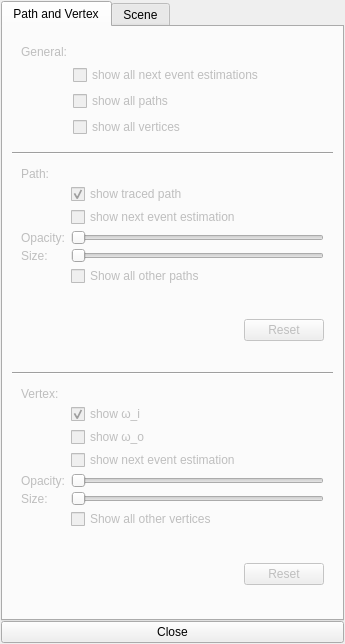
Above: View/ui/render_scene_options.ui from ckreisl/emca before the change. Below: the same form after it.
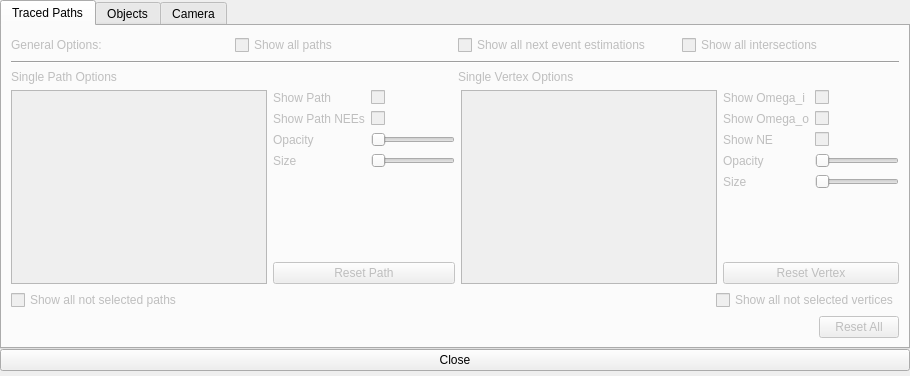
That is the form after the change.

Commit message:
update #13, new scene renderer options view, split controller in sub controller
First draft version of a new scene render option view. Functionality not completely implemented yet.
Controller class has split in sub controllers for a better code architecture.

Diff of the .ui file:
```diff
--- a/View/ui/render_scene_options.ui
+++ b/View/ui/render_scene_options.ui
@@ -9,8 +9,8 @@
    <rect>
     <x>0</x>
     <y>0</y>
-    <width>345</width>
-    <height>644</height>
+    <width>958</width>
+    <height>404</height>
    </rect>
   </property>
   <property name="sizePolicy">
@@ -28,335 +28,389 @@
   <property name="windowTitle">
    <string>Scene Options</string>
   </property>
-  <layout class="QVBoxLayout" name="verticalLayout">
+  <layout class="QVBoxLayout" name="verticalLayout" stretch="0,0">
    <property name="spacing">
     <number>0</number>
    </property>
    <property name="sizeConstraint">
-    <enum>QLayout::SetMinimumSize</enum>
+    <enum>QLayout::SetFixedSize</enum>
    </property>
    <property name="leftMargin">
-    <number>1</number>
+    <number>0</number>
    </property>
    <property name="topMargin">
-    <number>1</number>
+    <number>0</number>
    </property>
    <property name="rightMargin">
-    <number>1</number>
+    <number>0</number>
    </property>
    <property name="bottomMargin">
-    <number>1</number>
+    <number>5</number>
    </property>
    <item>
     <widget class="QTabWidget" name="tabWidget">
      <property name="currentIndex">
       <number>0</number>
      </property>
-     <widget class="QWidget" name="tab">
+     <widget class="QWidget" name="scene_traced_paths">
       <attribute name="title">
-       <string>Path and Vertex</string>
+       <string>Traced Paths</string>
       </attribute>
       <layout class="QVBoxLayout" name="verticalLayout_3">
        <item>
-        <widget class="QWidget" name="widgetBtnsGeneral" native="true">
-         <property name="enabled">
-          <bool>false</bool>
-         </property>
-         <layout class="QFormLayout" name="formLayout">
-          <item row="0" column="0">
+        <layout class="QHBoxLayout" name="horizontalLayout">
+         <item>
            <widget class="QLabel" name="labelGeneral">
-            <property name="text">
-             <string>General:</string>
-            </property>
-           </widget>
-          </item>
-          <item row="1" column="1">
-           <widget class="QCheckBox" name="cbShowAllNEEs">
+           <property name="enabled">
+            <bool>false</bool>
+           </property>
             <property name="text">
-             <string>show all next event estimations</string>
+            <string>General Options:</string>
             </property>
            </widget>
           </item>
-          <item row="2" column="1">
+         <item>
            <widget class="QCheckBox" name="cbShowAllPaths">
+           <property name="enabled">
+            <bool>false</bool>
+           </property>
             <property name="text">
-             <string>show all paths</string>
+            <string>Show all paths</string>
             </property>
            </widget>
           </item>
-          <item row="3" column="1">
+         <item>
+          <widget class="QCheckBox" name="cbShowAllNEEs">
+           <property name="enabled">
+            <bool>false</bool>
+           </property>
+           <property name="text">
+            <string>Show all next event estimations</string>
+           </property>
+          </widget>
+         </item>
+         <item>
            <widget class="QCheckBox" name="cbShowAllVerts">
+           <property name="enabled">
+            <bool>false</bool>
+           </property>
             <property name="text">
-             <string>show all vertices</string>
+            <string>Show all intersections</string>
             </property>
            </widget>
           </item>
          </layout>
-        </widget>
        </item>
        <item>
-        <widget class="Line" name="line_3">
+        <widget class="Line" name="line">
          <property name="orientation">
           <enum>Qt::Horizontal</enum>
          </property>
         </widget>
        </item>
        <item>
-        <widget class="QWidget" name="widgetPath" native="true">
+        <layout class="QHBoxLayout" name="horizontalLayout_4">
+         <item>
+          <widget class="QLabel" name="labelPathOptions">
          <property name="enabled">
           <bool>false</bool>
          </property>
-         <layout class="QFormLayout" name="layoutPathSettings">
-          <property name="sizeConstraint">
-           <enum>QLayout::SetMinimumSize</enum>
-          </property>
-          <property name="verticalSpacing">
-           <number>3</number>
-          </property>
-          <property name="topMargin">
-           <number>6</number>
-          </property>
-          <property name="bottomMargin">
-           <number>2</number>
-          </property>
-          <item row="1" column="0">
-           <widget class="QLabel" name="labelPath">
-            <property name="text">
-             <string>Path:</string>
+           <property name="text">
+            <string>Single Path Options</string>
+           </property>
+          </widget>
+         </item>
+         <item>
+          <widget class="QLabel" name="labelVertexOptions">
+           <property name="enabled">
+            <bool>false</bool>
+           </property>
+           <property name="text">
+            <string>Single Vertex Options</string>
+           </property>
+          </widget>
+         </item>
+        </layout>
+       </item>
+       <item>
+        <layout class="QHBoxLayout" name="horizontalLayout_2">
+         <item>
+          <widget class="QListWidget" name="listPaths">
+           <property name="enabled">
+            <bool>false</bool>
+           </property>
+           <property name="sizePolicy">
+            <sizepolicy hsizetype="Expanding" vsizetype="Expanding">
+             <horstretch>0</horstretch>
+             <verstretch>0</verstretch>
+            </sizepolicy>
             </property>
            </widget>
           </item>
-          <item row="1" column="1">
-           <widget class="QLabel" name="labelPathIndex">
+         <item>
+          <layout class="QVBoxLayout" name="verticalLayout_2">
+           <item>
+            <layout class="QFormLayout" name="formLayout">
+             <item row="0" column="0">
+              <widget class="QLabel" name="labelShowPath">
+               <property name="enabled">
+                <bool>false</bool>
+               </property>
             <property name="text">
-             <string/>
+                <string>Show Path</string>
             </property>
            </widget>
           </item>
-          <item row="2" column="1">
+             <item row="0" column="1">
            <widget class="QCheckBox" name="cbShowPathRays">
+               <property name="enabled">
+                <bool>false</bool>
+               </property>
             <property name="text">
-             <string>show traced path</string>
-            </property>
-            <property name="checked">
-             <bool>true</bool>
-            </property>
-           </widget>
-          </item>
-          <item row="3" column="1">
+                <string/>
+               </property>
+              </widget>
+             </item>
+             <item row="1" column="0">
+              <widget class="QLabel" name="labelShowPathNE">
+               <property name="enabled">
+                <bool>false</bool>
+               </property>
+               <property name="text">
+                <string>Show Path NEEs</string>
+               </property>
+              </widget>
+             </item>
+             <item row="1" column="1">
            <widget class="QCheckBox" name="cbShowNEERays">
-            <property name="text">
-             <string>show next event estimation</string>
-            </property>
-            <property name="checked">
+               <property name="enabled">
              <bool>false</bool>
             </property>
-           </widget>
-          </item>
-          <item row="4" column="0">
+               <property name="text">
+                <string/>
+               </property>
+              </widget>
+             </item>
+             <item row="2" column="0">
            <widget class="QLabel" name="labelPathOpacity">
+               <property name="enabled">
+                <bool>false</bool>
+               </property>
             <property name="text">
-             <string>Opacity:</string>
+                <string>Opacity</string>
             </property>
            </widget>
           </item>
-          <item row="4" column="1">
+             <item row="2" column="1">
            <widget class="QSlider" name="sliderPathOpacity">
-            <property name="sizePolicy">
-             <sizepolicy hsizetype="Minimum" vsizetype="Fixed">
-              <horstretch>0</horstretch>
-              <verstretch>0</verstretch>
-             </sizepolicy>
-            </property>
-            <property name="minimum">
-             <number>1</number>
-            </property>
-            <property name="maximum">
-             <number>100</number>
+               <property name="enabled">
+                <bool>false</bool>
             </property>
             <property name="orientation">
              <enum>Qt::Horizontal</enum>
             </property>
            </widget>
           </item>
-          <item row="5" column="0">
-           <widget class="QLabel" name="labelSize">
+             <item row="3" column="0">
+              <widget class="QLabel" name="labelPathSize">
+               <property name="enabled">
+                <bool>false</bool>
+               </property>
             <property name="text">
-             <string>Size:</string>
+                <string>Size</string>
             </property>
            </widget>
           </item>
-          <item row="5" column="1">
+             <item row="3" column="1">
            <widget class="QSlider" name="sliderPathSize">
-            <property name="minimum">
-             <number>1</number>
-            </property>
-            <property name="maximum">
-             <number>100</number>
-            </property>
-            <property name="orientation">
-             <enum>Qt::Horizontal</enum>
-            </property>
-           </widget>
-          </item>
-          <item row="6" column="1">
-           <widget class="QCheckBox" name="cbShowAllOtherPaths">
-            <property name="text">
-             <string>Show all other paths</string>
-            </property>
-           </widget>
-          </item>
-         </layout>
-        </widget>
-       </item>
-       <item>
-        <widget class="QWidget" name="widgetBtnsPath" native="true">
          <property name="enabled">
           <bool>false</bool>
          </property>
-         <layout class="QHBoxLayout" name="horizontalLayout">
-          <property name="spacing">
-           <number>3</number>
-          </property>
-          <property name="sizeConstraint">
-           <enum>QLayout::SetMinimumSize</enum>
-          </property>
-          <item>
-           <spacer name="horizontalSpacer">
             <property name="orientation">
              <enum>Qt::Horizontal</enum>
             </property>
-            <property name="sizeHint" stdset="0">
-             <size>
-              <width>40</width>
-              <height>20</height>
-             </size>
-            </property>
-           </spacer>
+              </widget>
+             </item>
+            </layout>
           </item>
           <item>
            <widget class="QPushButton" name="pbResetPath">
-            <property name="toolTip">
-             <string>Reset Path opacity and size</string>
+             <property name="enabled">
+              <bool>false</bool>
             </property>
             <property name="text">
-             <string>Reset</string>
+              <string>Reset Path</string>
             </property>
            </widget>
           </item>
          </layout>
-        </widget>
        </item>
        <item>
-        <widget class="Line" name="line">
-         <property name="orientation">
-          <enum>Qt::Horizontal</enum>
-         </property>
-        </widget>
-       </item>
-       <item>
-        <widget class="QWidget" name="widgetVertex" native="true">
+          <widget class="QListWidget" name="listVertices">
          <property name="enabled">
           <bool>false</bool>
          </property>
-         <layout class="QFormLayout" name="layoutVertexSettings">
-          <property name="verticalSpacing">
-           <number>3</number>
-          </property>
-          <property name="topMargin">
-           <number>6</number>
-          </property>
-          <property name="bottomMargin">
-           <number>3</number>
-          </property>
+          </widget>
+         </item>
+         <item>
+          <layout class="QVBoxLayout" name="verticalLayout_4">
+           <item>
+            <layout class="QFormLayout" name="formLayout_2">
           <item row="0" column="0">
-           <widget class="QLabel" name="label">
+              <widget class="QLabel" name="labelShowOmegaI">
+               <property name="enabled">
+                <bool>false</bool>
+               </property>
             <property name="text">
-             <string>Vertex:</string>
+                <string>Show Omega_i</string>
             </property>
            </widget>
           </item>
-          <item row="2" column="1">
+             <item row="1" column="0">
+              <widget class="QLabel" name="labelShowOmegaO">
+               <property name="enabled">
+                <bool>false</bool>
+               </property>
+               <property name="text">
+                <string>Show Omega_o</string>
+               </property>
+              </widget>
+             </item>
+             <item row="2" column="0">
+              <widget class="QLabel" name="labelShowNE">
+               <property name="enabled">
+                <bool>false</bool>
+               </property>
+               <property name="text">
+                <string>Show NE</string>
+               </property>
+              </widget>
+             </item>
+             <item row="3" column="0">
+              <widget class="QLabel" name="labelVertexOpacity">
+               <property name="enabled">
+                <bool>false</bool>
+               </property>
+               <property name="text">
+                <string>Opacity</string>
+               </property>
+              </widget>
+             </item>
+             <item row="4" column="0">
+              <widget class="QLabel" name="labelVertexSize">
+               <property name="enabled">
+                <bool>false</bool>
+               </property>
+               <property name="text">
+                <string>Size</string>
+               </property>
+              </widget>
+             </item>
+             <item row="0" column="1">
+              <widget class="QCheckBox" name="cbShowOmegaI">
+               <property name="enabled">
+                <bool>false</bool>
+               </property>
+               <property name="text">
+                <string/>
+               </property>
+              </widget>
+             </item>
+             <item row="1" column="1">
            <widget class="QCheckBox" name="cbShowOmegaO">
+               <property name="enabled">
+                <bool>false</bool>
+               </property>
             <property name="text">
-             <string>show ω_o</string>
+                <string/>
             </property>
            </widget>
           </item>
-          <item row="3" column="1">
+             <item row="2" column="1">
            <widget class="QCheckBox" name="cbShowNEE">
-            <property name="text">
-             <string>show next event estimation</string>
-            </property>
-           </widget>
-          </item>
-          <item row="4" column="0">
-           <widget class="QLabel" name="labelVertexOpacity">
+               <property name="enabled">
+                <bool>false</bool>
+               </property>
             <property name="text">
-             <string>Opacity:</string>
+                <string/>
             </property>
            </widget>
           </item>
-          <item row="4" column="1">
+             <item row="3" column="1">
            <widget class="QSlider" name="sliderVertexOpacity">
+               <property name="enabled">
+                <bool>false</bool>
+               </property>
             <property name="orientation">
              <enum>Qt::Horizontal</enum>
             </property>
            </widget>
           </item>
-          <item row="5" column="0">
-           <widget class="QLabel" name="labelVertexSize">
-            <property name="text">
-             <string>Size:</string>
-            </property>
-           </widget>
-          </item>
-          <item row="5" column="1">
+             <item row="4" column="1">
            <widget class="QSlider" name="sliderVertexSize">
-            <property name="minimum">
-             <number>1</number>
-            </property>
-            <property name="maximum">
-             <number>100</number>
-            </property>
+               <property name="enabled">
+                <bool>false</bool>
+               </property>
             <property name="orientation">
              <enum>Qt::Horizontal</enum>
             </property>
            </widget>
           </item>
-          <item row="1" column="1">
-           <widget class="QCheckBox" name="cbShowOmegaI">
+            </layout>
+           </item>
+           <item>
+            <widget class="QPushButton" name="pbResetVertex">
+             <property name="enabled">
+              <bool>false</bool>
+             </property>
             <property name="text">
-             <string>show ω_i</string>
-            </property>
-            <property name="checked">
-             <bool>true</bool>
-            </property>
-           </widget>
-          </item>
-          <item row="0" column="1">
-           <widget class="QLabel" name="labelVertexIndex">
+              <string>Reset Vertex</string>
+             </property>
+            </widget>
+           </item>
+          </layout>
+         </item>
+        </layout>
+       </item>
+       <item>
+        <layout class="QHBoxLayout" name="horizontalLayout_3">
+         <item>
+          <widget class="QCheckBox" name="cbShowAllOtherPaths">
+           <property name="enabled">
+            <bool>false</bool>
+           </property>
             <property name="text">
-             <string/>
+            <string>Show all not selected paths</string>
             </property>
            </widget>
           </item>
-          <item row="6" column="1">
+         <item>
+          <spacer name="horizontalSpacer">
+           <property name="orientation">
+            <enum>Qt::Horizontal</enum>
+           </property>
+           <property name="sizeHint" stdset="0">
+            <size>
+             <width>40</width>
+             <height>20</height>
+            </size>
+           </property>
+          </spacer>
+         </item>
+         <item>
            <widget class="QCheckBox" name="cbShowAllOtherVertices">
+           <property name="enabled">
+            <bool>false</bool>
+           </property>
             <property name="text">
-             <string>Show all other vertices</string>
+            <string>Show all not selected vertices</string>
             </property>
            </widget>
           </item>
          </layout>
-        </widget>
        </item>
        <item>
-        <widget class="QWidget" name="widgetBtnsVertex" native="true">
-         <property name="enabled">
-          <bool>false</bool>
-         </property>
-         <layout class="QHBoxLayout" name="horizontalLayout_2">
+        <layout class="QHBoxLayout" name="horizontalLayout_6">
           <item>
            <spacer name="horizontalSpacer_2">
             <property name="orientation">
@@ -371,211 +425,195 @@
            </spacer>
           </item>
           <item>
-           <widget class="QPushButton" name="pbResetVertex">
-            <property name="toolTip">
-             <string>Reset vertex opacity and size</string>
+          <widget class="QPushButton" name="pbResetAll">
+           <property name="enabled">
+            <bool>false</bool>
             </property>
             <property name="text">
-             <string>Reset</string>
+            <string>Reset All</string>
             </property>
            </widget>
           </item>
          </layout>
-        </widget>
        </item>
       </layout>
      </widget>
-     <widget class="QWidget" name="tab_2">
+     <widget class="QWidget" name="scene_objects">
       <attribute name="title">
-       <string>Scene</string>
+       <string>Objects</string>
       </attribute>
-      <layout class="QVBoxLayout" name="verticalLayout_4">
+      <layout class="QVBoxLayout" name="verticalLayout_6">
        <item>
-        <widget class="QWidget" name="widgetCamera" native="true">
+        <layout class="QHBoxLayout" name="horizontalLayout_5">
+         <item>
+          <widget class="QListWidget" name="listSceneObjects">
          <property name="enabled">
           <bool>false</bool>
          </property>
-         <property name="sizePolicy">
-          <sizepolicy hsizetype="Preferred" vsizetype="Preferred">
-           <horstretch>0</horstretch>
-           <verstretch>0</verstretch>
-          </sizepolicy>
-         </property>
-         <layout class="QFormLayout" name="layoutCamera">
-          <property name="sizeConstraint">
-           <enum>QLayout::SetMinimumSize</enum>
-          </property>
-          <property name="verticalSpacing">
-           <number>3</number>
-          </property>
-          <property name="bottomMargin">
-           <number>3</number>
-          </property>
+          </widget>
+         </item>
+         <item>
+          <layout class="QVBoxLayout" name="verticalLayout_5">
+           <item>
+            <layout class="QFormLayout" name="formLayout_3">
+             <item row="0" column="0">
+              <widget class="QLabel" name="labelMeshopacity">
+               <property name="enabled">
+                <bool>false</bool>
+               </property>
+               <property name="text">
+                <string>Opacity</string>
+               </property>
+              </widget>
+             </item>
+             <item row="0" column="1">
+              <widget class="QSlider" name="sliderMeshOpacity">
+               <property name="enabled">
+                <bool>false</bool>
+               </property>
+               <property name="orientation">
+                <enum>Qt::Horizontal</enum>
+               </property>
+              </widget>
+             </item>
+            </layout>
+           </item>
+           <item>
+            <widget class="QPushButton" name="pbResetMesh">
+             <property name="enabled">
+              <bool>false</bool>
+             </property>
+             <property name="text">
+              <string>Reset Mesh</string>
+             </property>
+            </widget>
+           </item>
+          </layout>
+         </item>
+        </layout>
+       </item>
+       <item>
+        <layout class="QFormLayout" name="formLayout_4">
           <item row="0" column="0">
-           <widget class="QLabel" name="labelCamera">
+          <widget class="QLabel" name="labelSceneOpacity">
+           <property name="enabled">
+            <bool>false</bool>
+           </property>
             <property name="text">
+            <string>Scene Opacity</string>
+           </property>
+          </widget>
+         </item>
+         <item row="0" column="1">
+          <widget class="QSlider" name="sliderSceneOpacity">
+           <property name="enabled">
+            <bool>false</bool>
+           </property>
+           <property name="orientation">
+            <enum>Qt::Horizontal</enum>
+           </property>
+          </widget>
+         </item>
+        </layout>
+       </item>
+       <item>
+        <layout class="QHBoxLayout" name="horizontalLayout_8">
+         <item>
+          <widget class="QPushButton" name="pbResetScene">
+           <property name="enabled">
+            <bool>false</bool>
+           </property>
+           <property name="text">
+            <string>Reset Scene Options</string>
+           </property>
+          </widget>
+         </item>
+        </layout>
+       </item>
+      </layout>
+     </widget>
+     <widget class="QWidget" name="scene_camera">
+      <attribute name="title">
              <string>Camera</string>
-            </property>
-           </widget>
-          </item>
-          <item row="1" column="0">
-           <widget class="QLabel" name="labelCameraSpeed">
+      </attribute>
+      <layout class="QVBoxLayout" name="verticalLayout_8">
+       <item>
+        <layout class="QFormLayout" name="formLayout_5">
+         <item row="0" column="0">
+          <widget class="QLabel" name="labelMotionSpeed">
+           <property name="enabled">
+            <bool>false</bool>
+           </property>
             <property name="text">
-             <string>Speed:</string>
+            <string>Motion Speed</string>
             </property>
            </widget>
           </item>
-          <item row="1" column="1">
+         <item row="0" column="1">
            <widget class="QSlider" name="sliderCameraSpeed">
-            <property name="minimum">
-             <number>1</number>
-            </property>
-            <property name="maximum">
-             <number>250</number>
+           <property name="enabled">
+            <bool>false</bool>
             </property>
             <property name="orientation">
              <enum>Qt::Horizontal</enum>
             </property>
            </widget>
           </item>
-          <item row="2" column="1">
+         <item row="1" column="0">
+          <widget class="QLabel" name="labelCameraClipping">
+           <property name="enabled">
+            <bool>false</bool>
+           </property>
+           <property name="text">
+            <string>Clip To Selected Vertex</string>
+           </property>
+          </widget>
+         </item>
+         <item row="1" column="1">
            <widget class="QCheckBox" name="cbCameraClipping">
-            <property name="text">
-             <string>Clip to selected vertex</string>
-            </property>
-            <property name="checked">
-             <bool>true</bool>
-            </property>
-           </widget>
-          </item>
-         </layout>
-        </widget>
-       </item>
-       <item>
-        <widget class="QWidget" name="widgetBtnsCamera" native="true">
          <property name="enabled">
           <bool>false</bool>
          </property>
-         <layout class="QHBoxLayout" name="horizontalLayout_3">
-          <item>
-           <spacer name="horizontalSpacer_3">
+           <property name="text">
+            <string/>
+           </property>
+          </widget>
+         </item>
+         <item row="2" column="0">
+          <spacer name="verticalSpacer">
             <property name="orientation">
-             <enum>Qt::Horizontal</enum>
+            <enum>Qt::Vertical</enum>
             </property>
             <property name="sizeHint" stdset="0">
              <size>
-              <width>40</width>
-              <height>20</height>
+             <width>20</width>
+             <height>40</height>
              </size>
             </property>
            </spacer>
           </item>
+        </layout>
+       </item>
+       <item>
+        <layout class="QHBoxLayout" name="horizontalLayout_7">
           <item>
            <widget class="QPushButton" name="pbResetCamera">
-            <property name="toolTip">
-             <string>Reset camera motion speed</string>
-            </property>
-            <property name="text">
-             <string>Reset</string>
-            </property>
-           </widget>
-          </item>
-         </layout>
-        </widget>
-       </item>
-       <item>
-        <widget class="Line" name="line_2">
-         <property name="orientation">
-          <enum>Qt::Horizontal</enum>
-         </property>
-        </widget>
-       </item>
-       <item>
-        <widget class="QWidget" name="widgetMesh" native="true">
          <property name="enabled">
           <bool>false</bool>
          </property>
-         <layout class="QFormLayout" name="layoutMesh">
-          <property name="sizeConstraint">
-           <enum>QLayout::SetMinimumSize</enum>
-          </property>
-          <property name="verticalSpacing">
-           <number>3</number>
-          </property>
-          <property name="bottomMargin">
-           <number>3</number>
-          </property>
-          <item row="0" column="0">
-           <widget class="QLabel" name="labelMesh">
             <property name="text">
-             <string>Scene</string>
+            <string>Reset Camera Options</string>
             </property>
            </widget>
           </item>
-          <item row="1" column="0">
-           <widget class="QLabel" name="labelMeshOpacity">
-            <property name="text">
-             <string>Opacity:</string>
-            </property>
-           </widget>
-          </item>
-          <item row="1" column="1">
-           <widget class="QSlider" name="sliderMeshOpacity">
-            <property name="minimum">
-             <number>0</number>
-            </property>
-            <property name="maximum">
-             <number>100</number>
-            </property>
-            <property name="orientation">
-             <enum>Qt::Horizontal</enum>
-            </property>
-           </widget>
-          </item>
-         </layout>
-        </widget>
+        </layout>
        </item>
-       <item>
-        <widget class="QWidget" name="widgetBtnsMesh" native="true">
-         <property name="enabled">
-          <bool>false</bool>
-         </property>
-         <layout class="QHBoxLayout" name="horizontalLayout_4">
-          <property name="spacing">
-           <number>3</number>
-          </property>
-          <item>
-           <spacer name="horizontalSpacer_4">
-            <property name="orientation">
-             <enum>Qt::Horizontal</enum>
-            </property>
-            <property name="sizeHint" stdset="0">
-             <size>
-              <width>40</width>
-              <height>20</height>
-             </size>
-            </property>
-           </spacer>
-          </item>
-          <item>
-           <widget class="QPushButton" name="pbResetMesh">
-            <property name="toolTip">
-             <string>Reset scene object opacity</string>
-            </property>
-            <property name="text">
-             <string>Reset</string>
-            </property>
-           </widget>
-          </item>
-         </layout>
-        </widget>
-       </item>
-      </layout>
-     </widget>
-    </widget>
+      </layout>
+     </widget>
+    </widget>
    </item>
    <item>
-    <widget class="QPushButton" name="btnQuit">
+    <widget class="QPushButton" name="pbClose">
      <property name="text">
       <string>Close</string>
      </property>
```
Lines whose indentation alone changed are shown as unchanged. The commit also changes 21 other files.
